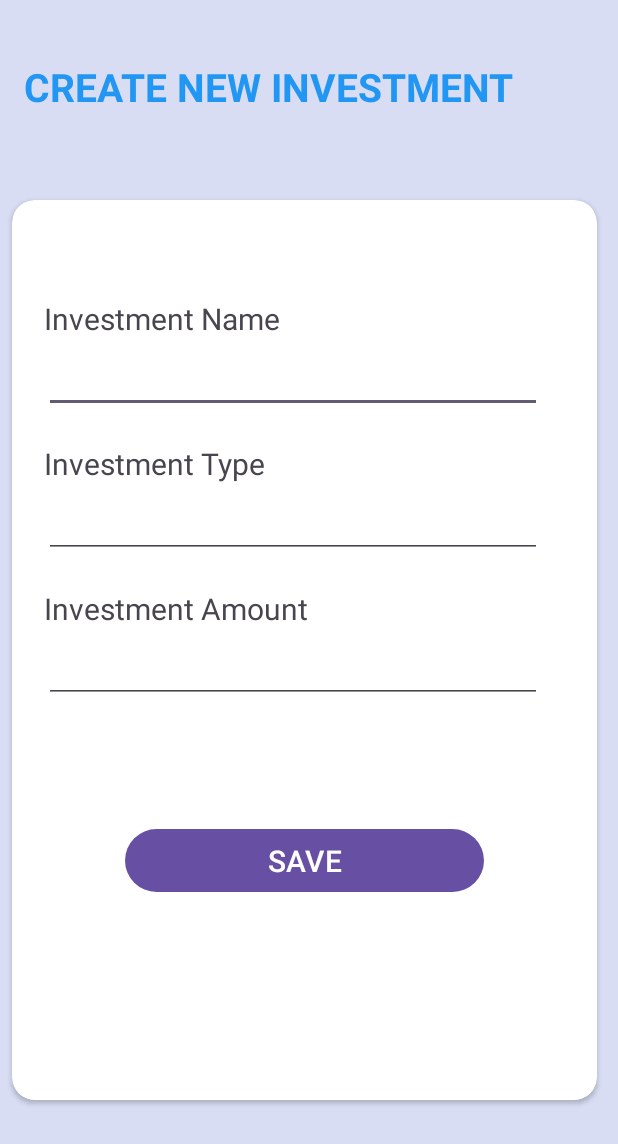
After one commit to jackjack272/AppDev2_Project, an Android app: the NewInvestmentActivity screen opened directly, with no data from a screen before it, on a phone screen of 412 x 824 dp. The commit adds this screen. Shown: the top 1144 px of the screen. Run offline under Robolectric (Android 15) with nearby library versions, the phone set to English and light mode, and no system bars.

Commit message:
investment

```diff
--- a/app/src/main/AndroidManifest.xml
+++ b/app/src/main/AndroidManifest.xml
@@ -12,6 +12,12 @@
         android:supportsRtl="true"
         android:theme="@style/Theme.AppDevProject"
         tools:targetApi="31">
+        <activity
+            android:name=".Investment.NewInvestmentActivity"
+            android:exported="false" />
+        <activity
+            android:name=".Investment.InvestmentActivity"
+            android:exported="false" />
         <activity
             android:name=".LandingPage.IntroActivity"
             android:exported="false" />
--- /dev/null
+++ b/app/src/main/java/com/example/appdevproject/Investment/NewInvestmentActivity.java
@@ -0,0 +1,48 @@
+package com.example.appdevproject.Investment;
+
+import androidx.appcompat.app.AppCompatActivity;
+
+import android.content.Intent;
+import android.os.Bundle;
+import android.view.View;
+import android.widget.Button;
+import android.widget.EditText;
+import android.widget.Toast;
+
+import com.example.appdevproject.R;
+
+public class NewInvestmentActivity extends AppCompatActivity {
+
+    Button saveBtn;
+    EditText iname,itype,iamount;
+    Intent intent;
+
+    @Override
+    protected void onCreate(Bundle savedInstanceState) {
+        super.onCreate(savedInstanceState);
+        setContentView(R.layout.activity_new_investment);
+
+        saveBtn = findViewById(R.id.btnInvesSave);
+        iname = findViewById(R.id.InvesName);
+        itype = findViewById(R.id.InvesType);
+        iamount = findViewById(R.id.InvesAmount);
+
+        saveBtn.setOnClickListener(new View.OnClickListener() {
+            @Override
+            public void onClick(View v) {
+                String userId = String.valueOf(1);
+                String name = iname.getText().toString()+"\n";
+                String type = itype.getText().toString();
+                String amount = iamount.getText().toString();
+
+                DbHandlerInvestment dbHandler = new DbHandlerInvestment(NewInvestmentActivity.this);
+
+                dbHandler.insertInvestments(userId, name,type,amount);
+                Toast.makeText(getApplicationContext(), "New Investment Added Successfully!",Toast.LENGTH_LONG).show();
+                intent = new Intent(NewInvestmentActivity.this, InvestmentActivity.class);
+                startActivity(intent);
+            }
+        });
+
+    }
+}
--- /dev/null
+++ b/app/src/main/res/layout/activity_new_investment.xml
@@ -0,0 +1,116 @@
+<?xml version="1.0" encoding="utf-8"?>
+<LinearLayout xmlns:android="http://schemas.android.com/apk/res/android"
+    xmlns:app="http://schemas.android.com/apk/res-auto"
+    xmlns:tools="http://schemas.android.com/tools"
+    android:layout_width="match_parent"
+    android:layout_height="match_parent"
+    android:background="#D9DDF4"
+    android:orientation="vertical"
+    tools:context=".Investment.NewInvestmentActivity">
+
+    <TextView
+        android:id="@+id/textView4"
+        android:layout_width="346dp"
+        android:layout_height="wrap_content"
+        android:layout_marginStart="16dp"
+        android:layout_marginTop="40dp"
+        android:text="CREATE NEW INVESTMENT"
+        android:textColor="@color/blue"
+        android:textSize="26sp"
+        android:textStyle="bold"
+        tools:layout_conversion_absoluteHeight="32dp"
+        tools:layout_conversion_absoluteWidth="180dp"
+        tools:layout_editor_absoluteX="16dp"
+        tools:layout_editor_absoluteY="200dp" />
+
+    <LinearLayout
+        android:layout_width="match_parent"
+        android:layout_height="50dp"
+        android:orientation="horizontal"></LinearLayout>
+
+    <androidx.cardview.widget.CardView
+        android:id="@+id/invesCard"
+        android:layout_width="390dp"
+        android:layout_height="600dp"
+        android:layout_margin="8dp"
+        android:layout_marginStart="10dp"
+        android:layout_marginTop="30dp"
+        android:clickable="true"
+        android:elevation="12dp"
+        android:focusable="true"
+        android:foreground="?android:attr/selectableItemBackground"
+        app:cardCornerRadius="15dp">
+
+        <LinearLayout
+            android:layout_width="match_parent"
+            android:layout_height="match_parent"
+            android:orientation="vertical"
+            android:padding="5dp">
+
+            <TextView
+                android:id="@+id/textView12"
+                android:layout_width="251dp"
+                android:layout_height="31dp"
+                android:layout_marginStart="16dp"
+                android:layout_marginTop="60dp"
+                android:text="Investment Name"
+                android:textSize="20sp" />
+
+            <EditText
+                android:id="@+id/InvesName"
+                android:layout_width="332dp"
+                android:layout_height="wrap_content"
+                android:layout_marginStart="16dp"
+                android:ems="10"
+                android:inputType="text" />
+
+            <TextView
+                android:id="@+id/textView13"
+                android:layout_width="251dp"
+                android:layout_height="31dp"
+                android:layout_marginStart="16dp"
+                android:layout_marginTop="20dp"
+                android:text="Investment Type"
+                android:textSize="20sp" />
+
+            <EditText
+                android:id="@+id/InvesType"
+                android:layout_width="332dp"
+                android:layout_height="wrap_content"
+                android:layout_marginStart="16dp"
+                android:ems="10"
+                android:inputType="text" />
+
+            <TextView
+                android:id="@+id/textView14"
+                android:layout_width="251dp"
+                android:layout_height="31dp"
+                android:layout_marginStart="16dp"
+                android:layout_marginTop="20dp"
+                android:text="Investment Amount"
+                android:textSize="20sp" />
+
+            <EditText
+                android:id="@+id/InvesAmount"
+                android:layout_width="332dp"
+                android:layout_height="wrap_content"
+                android:layout_marginStart="16dp"
+                android:ems="10"
+                android:inputType="text" />
+
+            <Button
+                android:id="@+id/btnInvesSave"
+                android:layout_width="match_parent"
+                android:layout_height="50dp"
+                android:layout_marginStart="70dp"
+                android:layout_marginTop="80dp"
+                android:layout_marginEnd="70dp"
+                android:text="SAVE"
+                android:textSize="20sp" />
+
+
+        </LinearLayout>
+
+    </androidx.cardview.widget.CardView>
+
+</LinearLayout>
```
Also changed, not shown: app/src/main/java/com/example/appdevproject/Investment/DbHandlerInvestment.java (added, +86 -0 lines), app/src/main/java/com/example/appdevproject/Investment/InvestmentActivity.java (added, +40 -0 lines), app/src/main/java/com/example/appdevproject/LandingPage/IntroActivity.java (+36 -0 lines), app/src/main/res/layout/activity_investment.xml (added, +109 -0 lines), app/src/main/res/layout/list_row.xml (added, +33 -0 lines).
